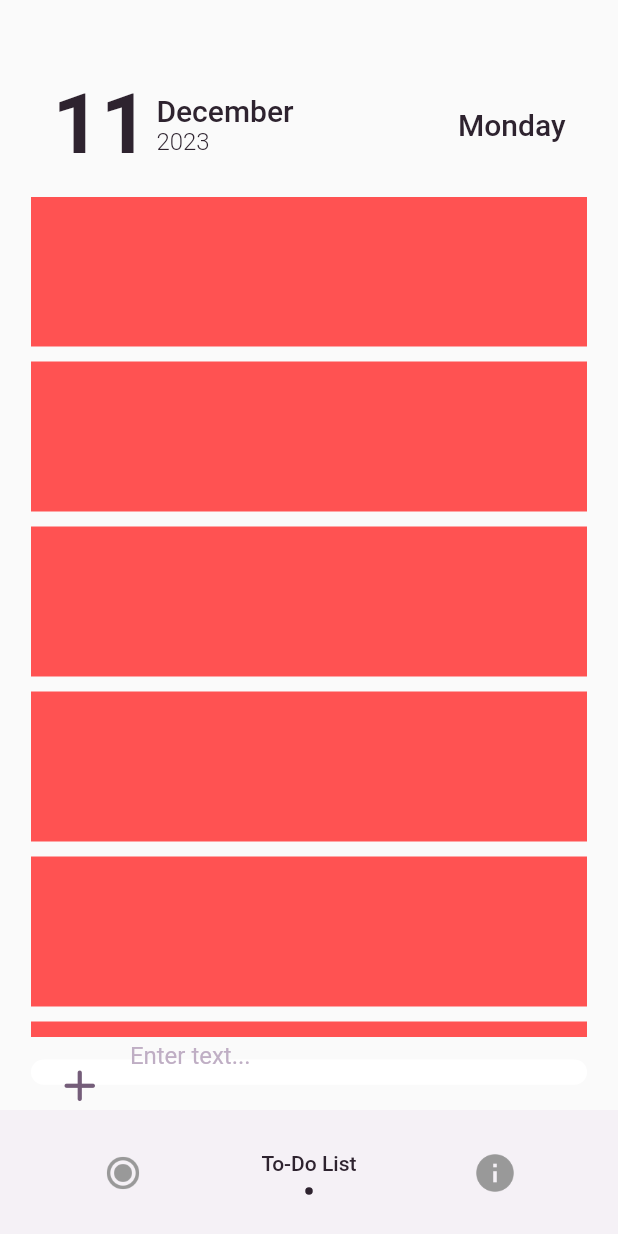
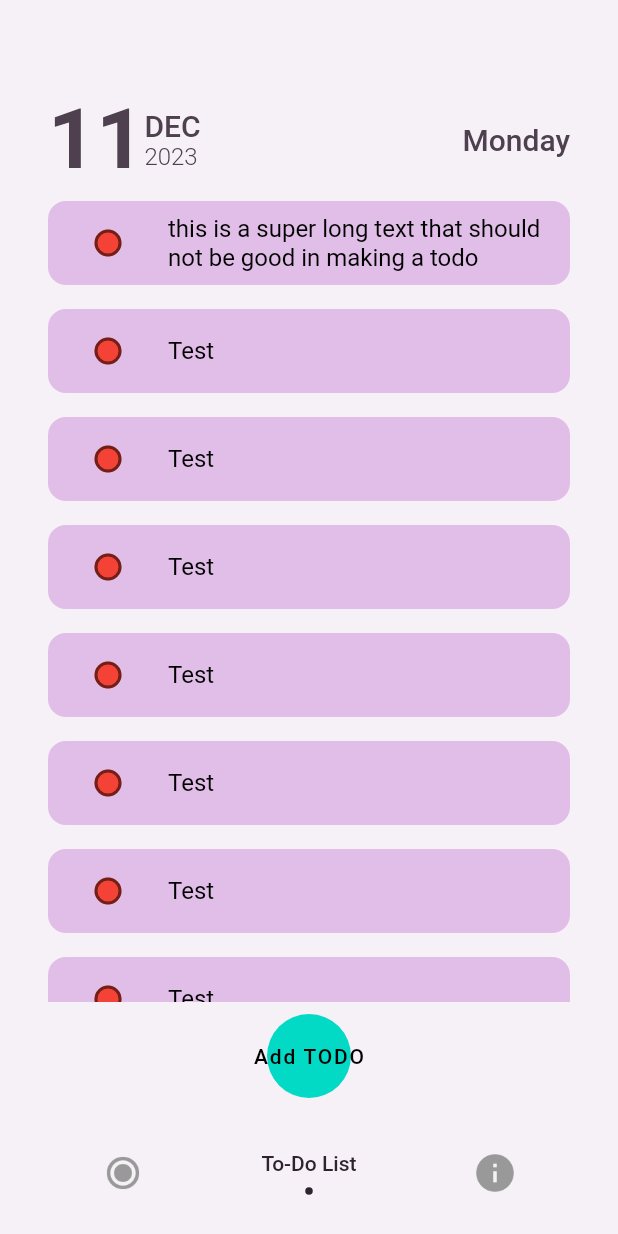
Before and after one commit to dkeithdj/fokkkus, a Flutter app: the screen it shows once a user with an empty profile is signed in, item 2 of the bottom bar chosen, on a phone screen of 412 x 824 dp. Run offline on Flutter 3.47's test engine with Material 2 defaults, Android fonts, the light colour scheme and no system bars; drawn by our look-alikes of flashy_tab_bar2, flutter_slidable; our stand-ins replace animated_splash_screen, cloud_firestore, firebase_auth, firebase_core, flutter_keyboard_visibility, google_sign_in; accounts and stored records are empty; Roboto replaces fonts that are missing (Poppins).

Commit message:
TODO Tab functions (partial)

```diff
--- /dev/null
+++ b/lib/components/todo_list.dart
@@ -0,0 +1,97 @@
+import 'package:flutter/material.dart';
+import 'package:flutter_slidable/flutter_slidable.dart';
+import 'package:fokkkus/components/dialog_box.dart';
+import 'package:fokkkus/theme/themeprovider.dart';
+import 'package:provider/provider.dart';
+
+class TodoList extends StatefulWidget {
+  final String title;
+  final String content;
+  const TodoList({super.key, required this.title, required this.content});
+
+  @override
+  State<TodoList> createState() => _TodoListState();
+}
+
+class _TodoListState extends State<TodoList> {
+  bool isChecked = false;
+
+  @override
+  Widget build(BuildContext context) {
+    ThemeData themeData = Provider.of<ThemeProvider>(context).themeData;
+    Color getColor(Set<MaterialState> states) {
+      const Set<MaterialState> interactiveStates = <MaterialState>{
+        MaterialState.pressed,
+        MaterialState.hovered,
+        MaterialState.focused,
+      };
+      if (states.any(interactiveStates.contains)) {
+        return Colors.blue;
+      }
+      return Colors.red;
+    }
+
+    return Padding(
+      padding: const EdgeInsets.symmetric(horizontal: 32, vertical: 8.0),
+      child: Slidable(
+        endActionPane: ActionPane(
+          motion: const StretchMotion(),
+          children: [
+            SlidableAction(
+              autoClose: true,
+              onPressed: (context) {
+                print("hi");
+              },
+              icon: Icons.delete,
+              backgroundColor: Colors.red.shade300,
+              borderRadius: BorderRadius.circular(12),
+            )
+          ],
+        ),
+        child: Container(
+            decoration: BoxDecoration(
+                borderRadius: BorderRadius.circular(12),
+                color: Colors.purple[100]),
+            child: ListTile(
+              leading: Checkbox(
+                checkColor: Colors.white,
+                shape: CircleBorder(),
+                fillColor: MaterialStateProperty.resolveWith(getColor),
+                value: isChecked,
+                onChanged: (bool? value) {
+                  setState(() {
+                    isChecked = value!;
+                  });
+                },
+              ),
+              onTap: () => showDialog<String>(
+                context: context,
+                builder: (BuildContext context) => AlertDialog(
+                  title: const Text('Create TODO'),
+                  content: const Text('AlertDialog description'),
+                  actions: <Widget>[
+                    TextButton(
+                      onPressed: () => Navigator.pop(context, 'Cancel'),
+                      child: const Text('Cancel'),
+                    ),
+                    TextButton(
+                      onPressed: () => Navigator.pop(context, 'OK'),
+                      child: const Text('OK'),
+                    ),
+                  ],
+                ),
+              ),
+              title: Text(
+                widget.title,
+                style: TextStyle(
+                    color:
+                        isChecked ? Colors.grey.withOpacity(0.7) : Colors.black,
+                    decoration: isChecked
+                        ? TextDecoration.lineThrough
+                        : TextDecoration.none),
+              ),
+            )),
+      ),
+    );
+  }
+}
--- a/lib/home_page.dart
+++ b/lib/home_page.dart
@@ -1,5 +1,6 @@
 import 'package:flashy_tab_bar2/flashy_tab_bar2.dart';
 import 'package:flutter/material.dart';
+import 'package:flutter_keyboard_visibility/flutter_keyboard_visibility.dart';
 import 'package:fokkkus/statemanager.dart';
 import 'package:fokkkus/tabs/infotab.dart';
 import 'package:fokkkus/tabs/timertab.dart';
@@ -44,6 +45,8 @@ class _HomePageContextState extends State<_HomePageContext> {
       color: themeData.textTheme.titleLarge?.color,
       fontWeight: FontWeight.w500,
     );
+
+    return KeyboardVisibilityBuilder(builder: (context, isKeyboardVisible) {
       return Consumer<AppStateManager>(
           builder: (context, appStateManager, child) {
         return Scaffold(
@@ -60,7 +63,13 @@ class _HomePageContextState extends State<_HomePageContext> {
             ],
             // children: _pages[appStateManager.selectedIndex],
           ),
-        bottomNavigationBar: FlashyTabBar(
+          // floatingActionButton: FloatingActionButton(
+          //   onPressed: () {},
+          //   child: const Icon(Icons.add),
+          // ),
+          bottomNavigationBar:
+              // isKeyboardVisible  ? const SizedBox() :
+              FlashyTabBar(
             backgroundColor: themeData.colorScheme.background,
             animationCurve: Curves.linear,
             selectedIndex: appStateManager.selectedIndex,
@@ -115,5 +124,6 @@ class _HomePageContextState extends State<_HomePageContext> {
           ),
         );
       });
+    });
   }
 }
--- a/lib/pages/auth_page.dart
+++ b/lib/pages/auth_page.dart
@@ -1,9 +1,6 @@
 import 'package:firebase_auth/firebase_auth.dart';
 import 'package:flutter/material.dart';
-import 'package:fokkkus/bottomnav.dart';
 import 'package:fokkkus/home_page.dart';
-// import 'package:fokkkus/login_page.dart';
-import 'package:fokkkus/pages/home.dart';
 import 'package:fokkkus/pages/sign_in.dart';
 
 class AuthPage extends StatelessWidget {
--- a/lib/tabs/todotab.dart
+++ b/lib/tabs/todotab.dart
@@ -1,4 +1,9 @@
+import 'package:cloud_firestore/cloud_firestore.dart';
+import 'package:firebase_auth/firebase_auth.dart';
 import 'package:flutter/material.dart';
+import 'package:fokkkus/components/dialog_box.dart';
+import 'package:fokkkus/components/todo_list.dart';
+import 'package:fokkkus/services/get_notes.dart';
 import 'package:fokkkus/theme/themeprovider.dart';
 import 'package:intl/intl.dart';
 import 'package:provider/provider.dart';
@@ -11,47 +16,84 @@ class ToDoTab extends StatefulWidget {
 }
 
 class _ToDoTabState extends State<ToDoTab> {
+  final TextEditingController _controller = TextEditingController();
+
+// save new task
+  void saveNewTask() {
+    setState(() {
+      FirebaseFirestore.instance
+          .collection('user')
+          .doc(FirebaseAuth.instance.currentUser!.uid)
+          .collection('notes')
+          .add({
+        'title': _controller.text,
+        'content': 'Wo',
+        'date': Timestamp.now(),
+        'isCompleted': false,
+      });
+
+      // db.toDoList.add([_controller.text, false]);
+      _controller.clear();
+    });
+    Navigator.of(context).pop();
+    // db.updateDataBase();
+  }
+
+  void createNewTask() {
+    showDialog(
+      context: context,
+      builder: (context) {
+        return DialogBox(
+          controller: _controller,
+          onSave: saveNewTask,
+          onCancel: () => Navigator.of(context).pop(),
+        );
+      },
+    );
+  }
+
   @override
   Widget build(BuildContext context) {
     ThemeData themeData = Provider.of<ThemeProvider>(context).themeData;
     DateTime currentDate = DateTime.now();
     String dayOfMonth = DateFormat('dd').format(currentDate);
-    String monthOfYear = DateFormat('MMMM').format(currentDate);
+    String monthOfYear = DateFormat('MMM').format(currentDate).toUpperCase();
     String year = DateFormat('yyyy').format(currentDate);
     String dayOfWeek = DateFormat('EEEE').format(currentDate);
-    double deviceHeight = MediaQuery.of(context).size.height;
 
-    return SizedBox(
-      height: deviceHeight,
+    return Container(
+        color: themeData.colorScheme.background,
+        child: Padding(
+          padding: const EdgeInsets.only(top: 60),
+          child: Column(children: [
+            Padding(
+              padding: const EdgeInsets.symmetric(horizontal: 32),
               child: Column(
+                mainAxisAlignment: MainAxisAlignment.end,
                 children: [
-          const SizedBox(
-            height: 50,
-          ),
+                  Row(
+                      mainAxisAlignment: MainAxisAlignment.spaceBetween,
+                      children: [
                         Row(
                           children: [
-              const SizedBox(
-                width: 35,
-              ),
                             Text(
                               dayOfMonth,
                               style: TextStyle(
-                  color: themeData.textTheme.titleLarge?.color,
+                                color: themeData.textTheme.displayMedium?.color,
                                 fontSize: 56,
                                 fontFamily: 'Poppins',
                                 fontWeight: FontWeight.w600,
                               ),
                             ),
-              const SizedBox(
-                width: 5,
-              ),
                             Column(
                               crossAxisAlignment: CrossAxisAlignment.start,
+                              mainAxisAlignment: MainAxisAlignment.center,
                               children: [
                                 Text(
                                   monthOfYear,
                                   style: TextStyle(
-                      color: themeData.textTheme.titleLarge?.color,
+                                    color: themeData
+                                        .textTheme.displayMedium?.color,
                                     fontSize: 20,
                                     fontFamily: 'Poppins',
                                     fontWeight: FontWeight.w500,
@@ -60,7 +102,8 @@ class _ToDoTabState extends State<ToDoTab> {
                                 Text(
                                   year,
                                   style: TextStyle(
-                      color: themeData.textTheme.titleLarge?.color,
+                                    color: themeData
+                                        .textTheme.displayMedium?.color,
                                     fontSize: 16,
                                     fontFamily: 'Poppins',
                                     fontWeight: FontWeight.w300,
@@ -68,103 +111,64 @@ class _ToDoTabState extends State<ToDoTab> {
                                 ),
                               ],
                             ),
-              const Spacer(),
-              Center(
-                child: Text(
+                          ],
+                        ),
+                        Text(
                           dayOfWeek,
                           style: TextStyle(
-                    color: themeData.textTheme.titleLarge?.color,
+                            color: themeData.textTheme.displayMedium?.color,
                             fontSize: 20,
                             fontFamily: 'Poppins',
                             fontWeight: FontWeight.w500,
                           ),
                         ),
-              ),
-              const SizedBox(
-                width: 35,
-              ),
-            ],
-          ),
-          const SizedBox(
-            height: 15,
-          ),
-          SizedBox(
-            height: deviceHeight * 0.68,
-            child: SingleChildScrollView(
-              scrollDirection: Axis.vertical,
-              child: Column(
-                crossAxisAlignment: CrossAxisAlignment.center,
-                children: [
-                  Container(
-                    color: Colors.redAccent,
-                    height: 100,
-                    width: MediaQuery.of(context).size.width * 0.9,
-                  ),
-                  const SizedBox(
-                    height: 10,
-                  ),
-                  Container(
-                    color: Colors.redAccent,
-                    height: 100,
-                    width: MediaQuery.of(context).size.width * 0.9,
-                  ),
-                  const SizedBox(
-                    height: 10,
-                  ),
-                  Container(
-                    color: Colors.redAccent,
-                    height: 100,
-                    width: MediaQuery.of(context).size.width * 0.9,
-                  ),
-                  const SizedBox(
-                    height: 10,
-                  ),
-                  Container(
-                    color: Colors.redAccent,
-                    height: 100,
-                    width: MediaQuery.of(context).size.width * 0.9,
-                  ),
-                  const SizedBox(
-                    height: 10,
-                  ),
-                  Container(
-                    color: Colors.redAccent,
-                    height: 100,
-                    width: MediaQuery.of(context).size.width * 0.9,
-                  ),
-                  const SizedBox(
-                    height: 10,
-                  ),
-                  Container(
-                    color: Colors.redAccent,
-                    height: 100,
-                    width: MediaQuery.of(context).size.width * 0.9,
-                  ),
-                  const SizedBox(
-                    height: 10,
-                  ),
-                  Container(
-                    color: Colors.redAccent,
-                    height: 100,
-                    width: MediaQuery.of(context).size.width * 0.9,
-                  ),
-                  const SizedBox(
-                    height: 10,
-                  ),
+                      ]),
                 ],
               ),
             ),
-          ),
-          const SizedBox(
-            height: 15,
-          ),
             const Expanded(
-            child: RoundedContainer(),
-          ),
-          const Spacer(),
+              child: SingleChildScrollView(
+                scrollDirection: Axis.vertical,
+                child: Column(children: [
+                  TodoList(
+                      title:
+                          "this is a super long text that should not be good in making a todo",
+                      content: "Wo"),
+                  TodoList(title: "Test", content: "Wo"),
+                  TodoList(title: "Test", content: "Wo"),
+                  TodoList(title: "Test", content: "Wo"),
+                  TodoList(title: "Test", content: "Wo"),
+                  TodoList(title: "Test", content: "Wo"),
+                  TodoList(title: "Test", content: "Wo"),
+                  TodoList(title: "Test", content: "Wo"),
+                  TodoList(title: "Test", content: "Wo"),
+                  TodoList(title: "Test", content: "Wo"),
+                  Column(
+                    children: [
+                      TodoList(title: "completed", content: "Wo"),
+                      TodoList(title: "completed", content: "Wo"),
+                      TodoList(title: "completed", content: "Wo"),
                     ],
                   ),
-    );
+                ]),
+              ),
+            ),
+            Padding(
+              padding: const EdgeInsets.symmetric(horizontal: 32, vertical: 8),
+              child: Container(
+                width: double.infinity,
+                child: FloatingActionButton(
+                  elevation: 0,
+                  onPressed: () {
+                    createNewTask();
+                    print("new button");
+                  },
+                  child: const Text("Add TODO"),
+                ),
+              ),
+            ),
+          ]),
+        ));
   }
 }
 
@@ -183,33 +187,36 @@ class RoundedContainer extends StatelessWidget {
         borderRadius: BorderRadius.circular(12),
         color: const Color(0xFFFFFFFF),
       ),
-      child: const Row(
+      child: Row(
         children: [
-          SizedBox(
+          const SizedBox(
             width: 15,
           ),
-          Icon(
+          const Icon(
             Icons.add_rounded,
             size: 35,
             color: Color(0xFF745D79),
           ),
-          SizedBox(width: 16),
-          Expanded(
-            child: TextField(
-              maxLines: null,
-              expands: true,
-              textAlignVertical: TextAlignVertical.center,
-              decoration: InputDecoration(
-                hintText: 'Enter text...',
-                hintStyle: TextStyle(color: Color(0xFFBFAEC4)),
-                border: InputBorder.none,
-              ),
-              style: TextStyle(color: Color(0xFF735D78), fontFamily: 'Poppins'),
-            ),
-          ),
-          SizedBox(
-            width: 15,
-          ),
+          const SizedBox(width: 16),
+          FloatingActionButton(onPressed: () {
+            print("hi");
+          }),
+          // const Expanded(
+          //   child: TextField(
+          //     maxLines: null,
+          //     expands: true,
+          //     textAlignVertical: TextAlignVertical.center,
+          //     decoration: InputDecoration(
+          //       hintText: 'Enter text...',
+          //       hintStyle: TextStyle(color: Color(0xFFBFAEC4)),
+          //       border: InputBorder.none,
+          //     ),
+          //     style: TextStyle(color: Color(0xFF735D78), fontFamily: 'Poppins'),
+          //   ),
+          // ),
+          // SizedBox(
+          //   width: 15,
+          // ),
         ],
       ),
     );
--- a/pubspec.yaml
+++ b/pubspec.yaml
@@ -42,6 +42,8 @@ dependencies:
   cloud_firestore: ^4.13.5
   firebase_auth: ^4.15.2
   google_sign_in: ^6.1.6
+  flutter_slidable: ^3.0.1
+  flutter_keyboard_visibility: ^5.4.1
 
 dev_dependencies:
   flutter_test:
```
Also changed, not shown: lib/components/custom_button.dart (added, +20 -0 lines), lib/components/dialog_box.dart (added, +58 -0 lines). Lines whose indentation alone changed are shown as unchanged.
